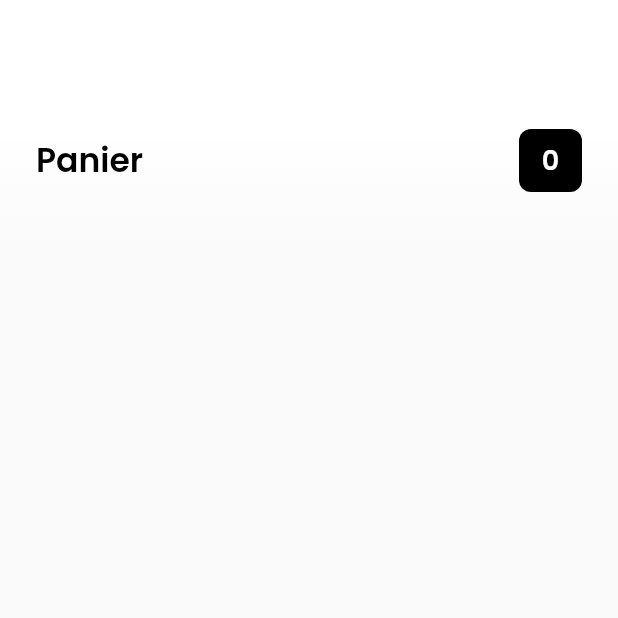
After one commit to ismaelgansonre/vinArt, a Flutter app: the screen it shows once a user with an empty profile is signed in, after a tap on an icon or button, on a phone screen of 412 x 824 dp, the top half of it. The commit adds this screen. Run offline on Flutter 3.47's test engine with Material 2 defaults, Android fonts, the phone set to English and light mode, and no system bars; our stand-ins replace cloud_firestore, firebase_auth, firebase_core, google_fonts; accounts and stored records are empty.

Commit message:
partie Panier en cours

```diff
--- /dev/null
+++ b/lib/screen/panier.dart
@@ -0,0 +1,31 @@
+
+import 'package:cloud_firestore/cloud_firestore.dart';
+import 'package:flutter/material.dart';
+import 'package:vin/package/firebase_services.dart';
+import 'package:vin/screen/produits.dart';
+import 'package:vin/widgets/custom_nav_bar.dart';
+
+class CartPage extends StatefulWidget {
+  @override
+  _CartPageState createState() => _CartPageState();
+}
+
+class _CartPageState extends State<CartPage> {
+
+  FirebaseServices _firebaseServices = FirebaseServices();
+
+  @override
+  Widget build(BuildContext context) {
+    return Scaffold(
+      body: Stack(
+        children: [
+
+          CustomActionBar(
+            hasBack: true,
+            title: "Panier",
+          )
+        ],
+      ),
+    );
+  }
+}
--- a/lib/widgets/custom_nav_bar.dart
+++ b/lib/widgets/custom_nav_bar.dart
@@ -4,6 +4,7 @@ import 'package:flutter/cupertino.dart';
 import 'package:flutter/material.dart';
 import 'package:vin/constant.dart';
 import 'package:vin/package/firebase_services.dart';
+import 'package:vin/screen/panier.dart';
 
 class CustomActionBar extends StatelessWidget {
 final String title;
@@ -70,14 +71,25 @@ if(_flecheDeRetour)
     ),
        ),
 
-if(asUnTitre)
+if(_asUnTitre)
      Text(
        title ?? "Bar d'action",
 
       style: Constant.boldHeading,
       ),
 
-      Container(
+      GestureDetector(
+        onTap:(){
+Navigator.push(context,MaterialPageRoute(builder: (context)=> CartPage()));
+    },
+        child: GestureDetector(
+          onTap: (){
+            Navigator.push(context, MaterialPageRoute(
+                builder:(context)=> CartPage(),
+            ));
+
+          },
+          child: Container(
             width: 42.0,
             height: 42.0,
             decoration: BoxDecoration(
@@ -106,6 +118,8 @@ if(asUnTitre)
     );
     },
     ),
+          ),
+        ),
       )
        ]
       ),
```
Lines whose indentation alone changed are shown as unchanged.
